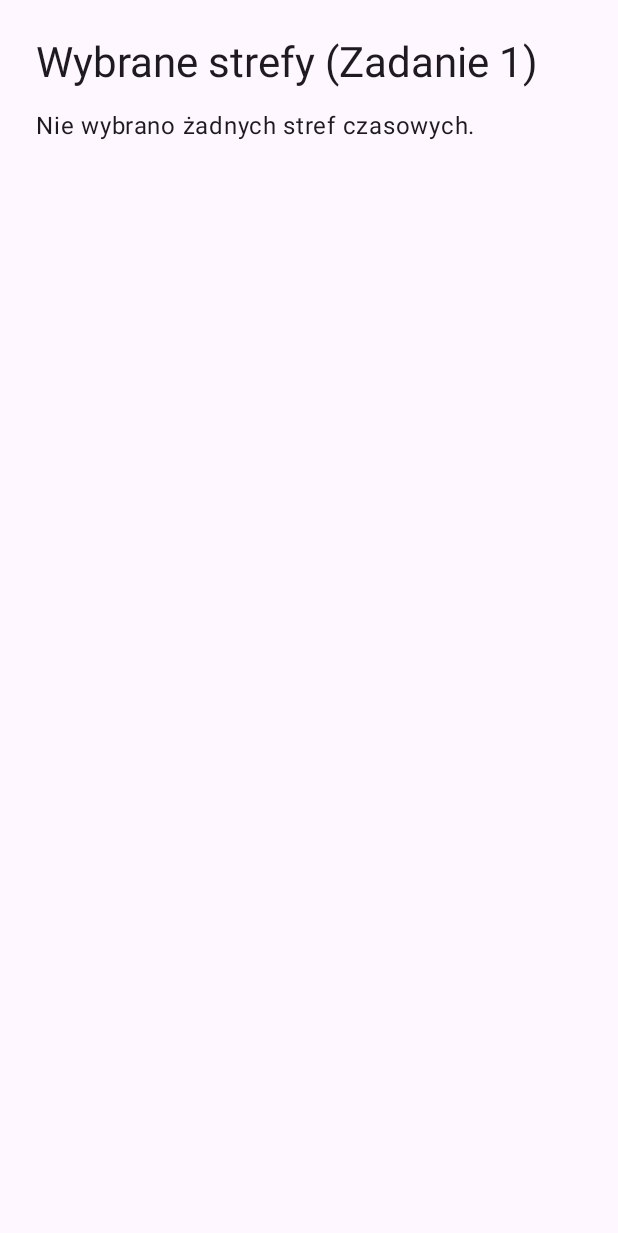
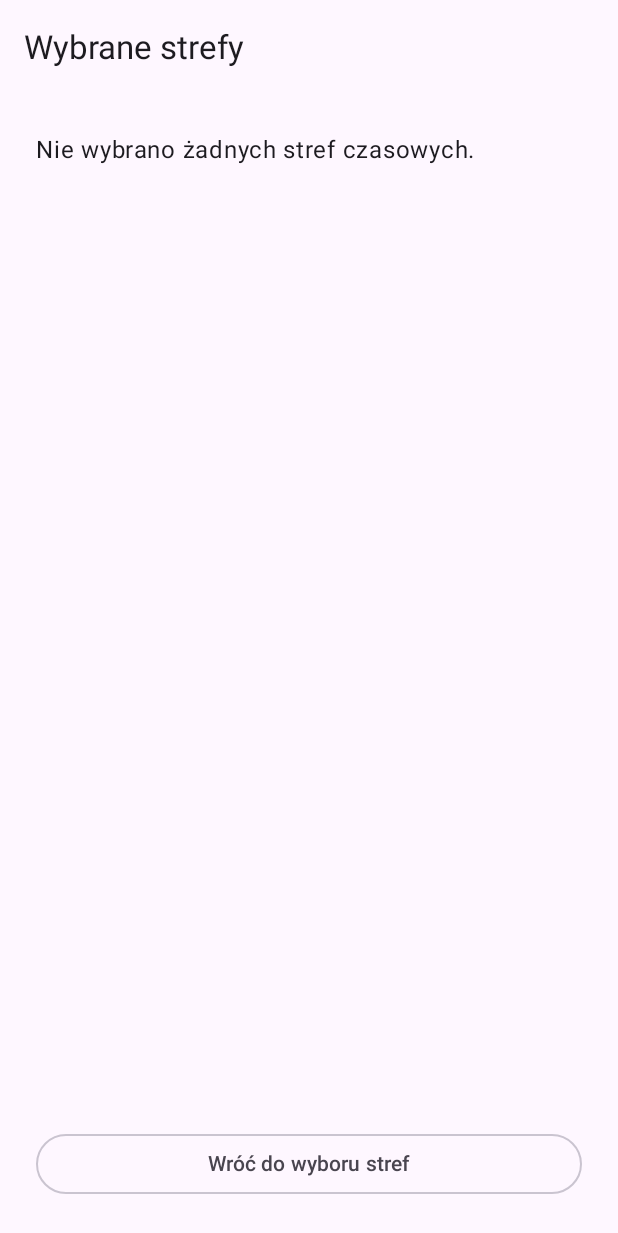
Before and after one commit to flibarti98-creator/StrefaCzasowa, an Android app built with Jetpack Compose: the ClocksActivity screen opened directly, with no data from a screen before it, on a phone screen of 412 x 824 dp. Shown: the top 1233 px of the screen. Run offline under Robolectric (Android 15) with nearby library versions, the phone set to English and light mode, and no system bars.

Commit message:
Zadanie 1: Poprawki

```diff
--- a/app/src/main/java/com/example/strefaczasowa/ClocksActivity.kt
+++ b/app/src/main/java/com/example/strefaczasowa/ClocksActivity.kt
@@ -13,7 +13,7 @@ import androidx.compose.ui.unit.dp
 class ClocksActivity : ComponentActivity() {
 
     companion object {
-        const val EXTRA_ZONES = "com.example.zegary.EXTRA_ZONES"
+        const val EXTRA_ZONES = "com.example.strefaczasowa.EXTRA_ZONES"
     }
 
     override fun onCreate(savedInstanceState: Bundle?) {
@@ -24,9 +24,10 @@ class ClocksActivity : ComponentActivity() {
 
         setContent {
             MaterialTheme {
-                Surface(modifier = Modifier.fillMaxSize()) {
-                    ClocksPlaceholderScreen(zones = receivedZones)
-                }
+                ClocksPlaceholderScreen(
+                    zones = receivedZones,
+                    onBackClick = { finish() }
+                )
             }
         }
     }
@@ -57,19 +58,26 @@ class ClocksActivity : ComponentActivity() {
     }
 }
 
+@OptIn(ExperimentalMaterial3Api::class)
 @Composable
-fun ClocksPlaceholderScreen(zones: List<String>) {
+fun ClocksPlaceholderScreen(
+    zones: List<String>,
+    onBackClick: () -> Unit
+) {
+    Scaffold(
+        topBar = {
+            TopAppBar(
+                title = { Text("Wybrane strefy") }
+            )
+        }
+    ) { innerPadding ->
         Column(
             modifier = Modifier
                 .fillMaxSize()
+                .padding(innerPadding)
                 .padding(24.dp),
             verticalArrangement = Arrangement.spacedBy(12.dp)
         ) {
-        Text(
-            text = "Wybrane strefy (Zadanie 1)",
-            style = MaterialTheme.typography.headlineMedium
-        )
-
             if (zones.isEmpty()) {
                 Text("Nie wybrano żadnych stref czasowych.")
             } else {
@@ -83,5 +91,15 @@ fun ClocksPlaceholderScreen(zones: List<String>) {
                     }
                 }
             }
+
+            Spacer(modifier = Modifier.weight(1f))
+
+            OutlinedButton(
+                onClick = onBackClick,
+                modifier = Modifier.fillMaxWidth()
+            ) {
+                Text("Wróć do wyboru stref")
             }
         }
+    }
+}
```
Also changed, not shown: app/src/main/java/com/example/strefaczasowa/MainActivity.kt (+10 -11 lines). Lines whose indentation alone changed are shown as unchanged.
